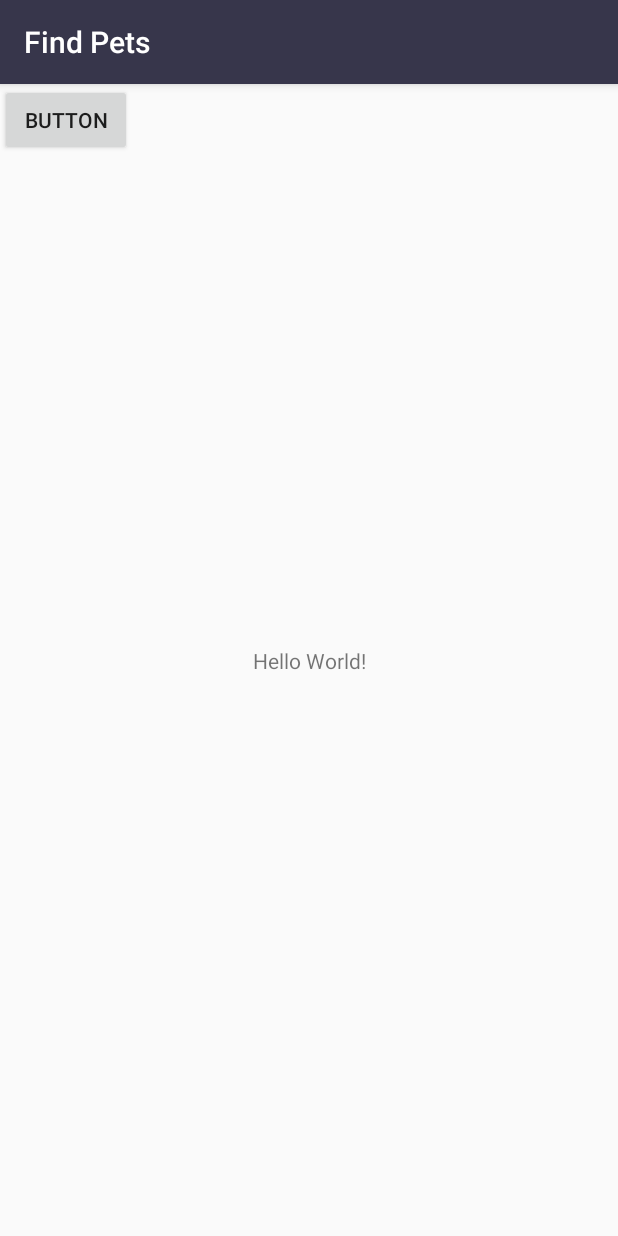
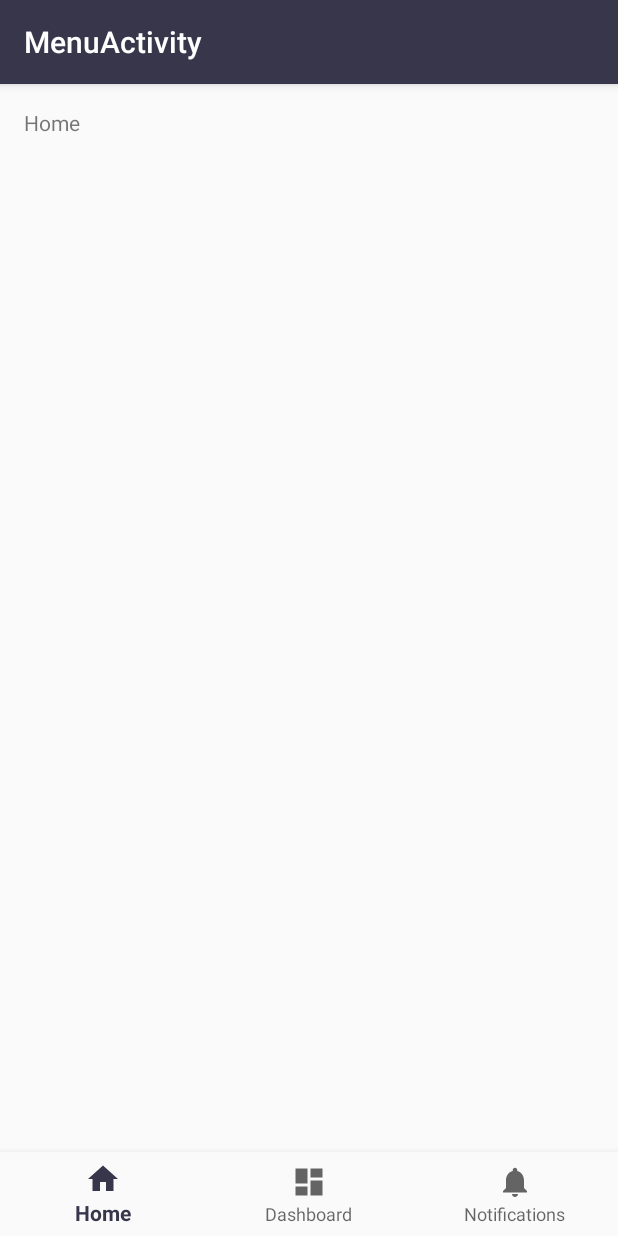
Before and after one commit to lravanelli/findPets, an Android app: the MenuActivity screen opened directly, with no data from a screen before it, on a phone screen of 412 x 824 dp. Run offline under Robolectric (Android 15) with nearby library versions, the phone set to English and light mode, and no system bars.

Commit message:
29.05.2018

```diff
--- a/app/build.gradle
+++ b/app/build.gradle
@@ -13,6 +13,7 @@ android {
         versionCode 1
         versionName "1.0"
         testInstrumentationRunner "android.support.test.runner.AndroidJUnitRunner"
+        vectorDrawables.useSupportLibrary = true
     }
     buildTypes {
         release {
@@ -27,9 +28,9 @@ dependencies {
     implementation "org.jetbrains.kotlin:kotlin-stdlib-jre7:$kotlin_version"
     implementation 'com.android.support:appcompat-v7:26.1.0'
     implementation 'com.android.support.constraint:constraint-layout:1.1.0'
+    implementation 'com.android.support:design:26.1.0'
+    implementation 'com.android.support:support-vector-drawable:26.1.0'
     testImplementation 'junit:junit:4.12'
-    implementation 'com.squareup.retrofit2:retrofit:2.3.0'
-    implementation 'com.squareup.retrofit2:converter-gson:2.3.0'
     implementation 'com.squareup.retrofit2:retrofit:2.4.0'
     implementation 'com.squareup.retrofit2:converter-gson:2.4.0'
 }
--- a/app/src/main/java/br/com/lravanelli/findpets/LoginActivity.kt
+++ b/app/src/main/java/br/com/lravanelli/findpets/LoginActivity.kt
@@ -71,9 +71,9 @@ class LoginActivity : AppCompatActivity() {
                     Log.d("user", response.body()?.toString())
                     val userResponse = response.body()?.copy()
                     if (userResponse?.id == -2){
-                        Toast.makeText(applicationContext, "e-mail não cadastrado", Toast.LENGTH_LONG).show()
+                        Toast.makeText(applicationContext, R.string.incorrect_email, Toast.LENGTH_LONG).show()
                     } else if (userResponse?.id == -1){
-                        Toast.makeText(applicationContext, "senha incorreta", Toast.LENGTH_LONG).show()
+                        Toast.makeText(applicationContext, R.string.incorrect_password, Toast.LENGTH_LONG).show()
                     } else {
                         val intent = Intent(this@LoginActivity,
                                 MenuActivity::class.java)
@@ -83,7 +83,7 @@ class LoginActivity : AppCompatActivity() {
                     }
                 }
                 override fun onFailure(call: Call<User>?, t: Throwable?) {
-                    Toast.makeText(applicationContext, "Não foi possivel logar", Toast.LENGTH_LONG).show()
+                    Toast.makeText(applicationContext, R.string.login_error, Toast.LENGTH_LONG).show()
 
                 }
             })
--- a/app/src/main/java/br/com/lravanelli/findpets/controller/UserService.kt
+++ b/app/src/main/java/br/com/lravanelli/findpets/controller/UserService.kt
@@ -13,7 +13,7 @@ import retrofit2.Call
 import retrofit2.Response
 
 object UserService {
-    private val BASE_URL = "http://www2.gmdlogistica.com.br:8085/findapi/"
+    private val BASE_URL = "http://www.gmdlogistica.com.br:8085/findapi/"
     public var service: UserRest
 
     init {
--- /dev/null
+++ b/app/src/main/res/drawable/ic_dashboard_black_24dp.xml
@@ -0,0 +1,9 @@
+<vector xmlns:android="http://schemas.android.com/apk/res/android"
+    android:width="24dp"
+    android:height="24dp"
+    android:viewportHeight="24.0"
+    android:viewportWidth="24.0">
+    <path
+        android:fillColor="#FF000000"
+        android:pathData="M3,13h8L11,3L3,3v10zM3,21h8v-6L3,15v6zM13,21h8L21,11h-8v10zM13,3v6h8L21,3h-8z" />
+</vector>
--- /dev/null
+++ b/app/src/main/res/drawable/ic_home_black_24dp.xml
@@ -0,0 +1,9 @@
+<vector xmlns:android="http://schemas.android.com/apk/res/android"
+    android:width="24dp"
+    android:height="24dp"
+    android:viewportHeight="24.0"
+    android:viewportWidth="24.0">
+    <path
+        android:fillColor="#FF000000"
+        android:pathData="M10,20v-6h4v6h5v-8h3L12,3 2,12h3v8z" />
+</vector>
--- /dev/null
+++ b/app/src/main/res/drawable/ic_notifications_black_24dp.xml
@@ -0,0 +1,9 @@
+<vector xmlns:android="http://schemas.android.com/apk/res/android"
+    android:width="24dp"
+    android:height="24dp"
+    android:viewportHeight="24.0"
+    android:viewportWidth="24.0">
+    <path
+        android:fillColor="#FF000000"
+        android:pathData="M12,22c1.1,0 2,-0.9 2,-2h-4c0,1.1 0.89,2 2,2zM18,16v-5c0,-3.07 -1.64,-5.64 -4.5,-6.32L13.5,4c0,-0.83 -0.67,-1.5 -1.5,-1.5s-1.5,0.67 -1.5,1.5v0.68C7.63,5.36 6,7.92 6,11v5l-2,2v1h16v-1l-2,-2z" />
+</vector>
--- a/app/src/main/res/layout/activity_menu.xml
+++ b/app/src/main/res/layout/activity_menu.xml
@@ -2,26 +2,32 @@
 <android.support.constraint.ConstraintLayout xmlns:android="http://schemas.android.com/apk/res/android"
     xmlns:app="http://schemas.android.com/apk/res-auto"
     xmlns:tools="http://schemas.android.com/tools"
+    android:id="@+id/container"
     android:layout_width="match_parent"
     android:layout_height="match_parent"
     tools:context="br.com.lravanelli.findpets.MenuActivity">
 
     <TextView
+        android:id="@+id/message"
         android:layout_width="wrap_content"
         android:layout_height="wrap_content"
-        android:text="Hello World!"
+        android:layout_marginLeft="@dimen/activity_horizontal_margin"
+        android:layout_marginStart="@dimen/activity_horizontal_margin"
+        android:layout_marginTop="@dimen/activity_vertical_margin"
+        android:text="@string/title_home"
+        app:layout_constraintLeft_toLeftOf="parent"
+        app:layout_constraintTop_toTopOf="parent" />
+
+    <android.support.design.widget.BottomNavigationView
+        android:id="@+id/navigation"
+        android:layout_width="0dp"
+        android:layout_height="wrap_content"
+        android:layout_marginEnd="0dp"
+        android:layout_marginStart="0dp"
+        android:background="?android:attr/windowBackground"
         app:layout_constraintBottom_toBottomOf="parent"
         app:layout_constraintLeft_toLeftOf="parent"
         app:layout_constraintRight_toRightOf="parent"
-        app:layout_constraintTop_toTopOf="parent"
-        android:id="@+id/tvNome"/>
-
-    <Button
-        android:id="@+id/button"
-        android:layout_width="wrap_content"
-        android:layout_height="wrap_content"
-        android:text="Button"
-        tools:layout_editor_absoluteX="142dp"
-        tools:layout_editor_absoluteY="231dp"/>
+        app:menu="@menu/navigation" />
 
 </android.support.constraint.ConstraintLayout>
--- /dev/null
+++ b/app/src/main/res/menu/navigation.xml
@@ -0,0 +1,19 @@
+<?xml version="1.0" encoding="utf-8"?>
+<menu xmlns:android="http://schemas.android.com/apk/res/android">
+
+    <item
+        android:id="@+id/navigation_home"
+        android:icon="@drawable/ic_home_black_24dp"
+        android:title="@string/title_home" />
+
+    <item
+        android:id="@+id/navigation_dashboard"
+        android:icon="@drawable/ic_dashboard_black_24dp"
+        android:title="@string/title_dashboard" />
+
+    <item
+        android:id="@+id/navigation_notifications"
+        android:icon="@drawable/ic_notifications_black_24dp"
+        android:title="@string/title_notifications" />
+
+</menu>
--- a/app/src/main/res/values/dimens.xml
+++ b/app/src/main/res/values/dimens.xml
@@ -4,4 +4,7 @@
     <dimen name="dimen_logo_login">150dp</dimen>
     <dimen name="padding_shapes">0dp</dimen>
     <dimen name="radius_shape">50dp</dimen>
+    <!-- Default screen margins, per the Android Design guidelines. -->
+    <dimen name="activity_horizontal_margin">16dp</dimen>
+    <dimen name="activity_vertical_margin">16dp</dimen>
 </resources>
--- a/app/src/main/res/values/strings.xml
+++ b/app/src/main/res/values/strings.xml
@@ -12,4 +12,11 @@
     <string name="enter_email">Enter your email address</string>
     <string name="enter_password">Enter your password</string>
     <string name="conection_avaiable">No internet access</string>
+    <string name="incorrect_email">unregistered email</string>
+    <string name="incorrect_password">incorrect password</string>
+    <string name="login_error">logging error</string>
+    <string name="title_activity_menu">MenuActivity</string>
+    <string name="title_home">Home</string>
+    <string name="title_dashboard">Dashboard</string>
+    <string name="title_notifications">Notifications</string>
 </resources>
```
Also changed, not shown: app/src/main/AndroidManifest.xml (+11 -5 lines), app/src/main/java/br/com/lravanelli/findpets/MenuActivity.kt (+21 -32 lines), 1 other file.
